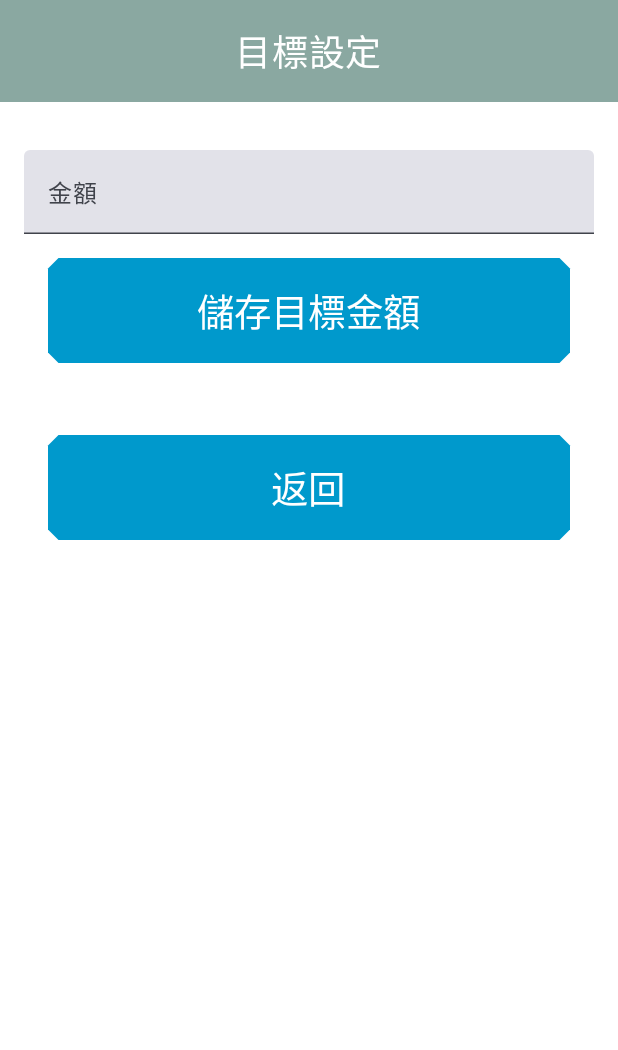
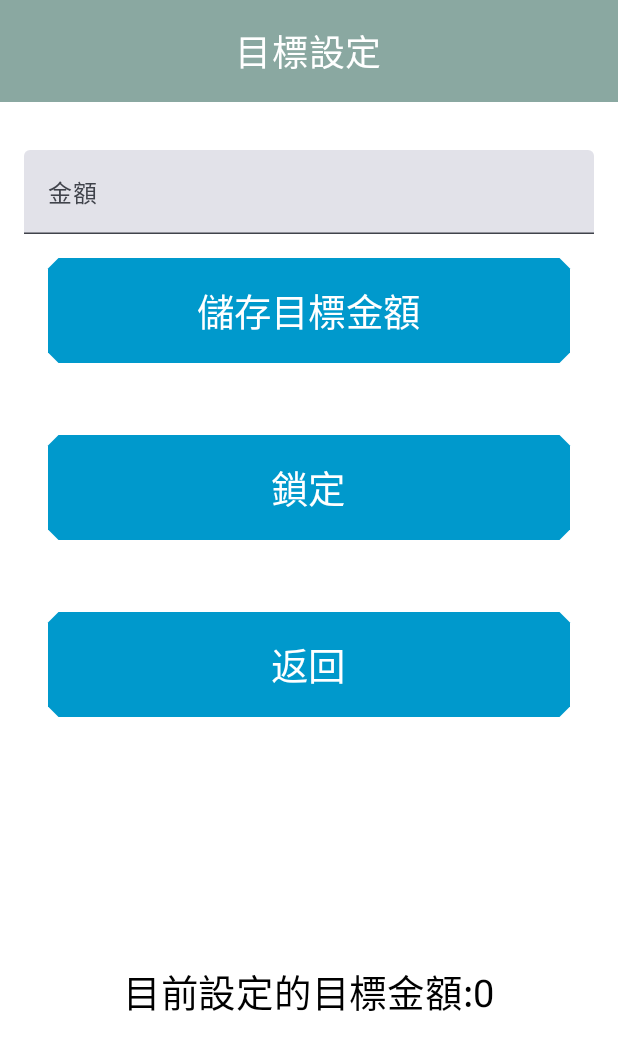
Before and after one commit to CuweiXD/AccountingAssistant, an Android app built with Jetpack Compose: the @Preview function PreviewSetGoal, on a phone screen of 412 x 824 dp. Shown: the top 1050 px of the screen. Run offline under Robolectric (Android 15) with nearby library versions, the phone set to English and light mode, and no system bars.

Commit message:
12/31 Update

```diff
--- a/app/src/main/java/com/example/finalproject/MainActivity.kt
+++ b/app/src/main/java/com/example/finalproject/MainActivity.kt
@@ -65,6 +65,7 @@ import androidx.lifecycle.viewmodel.compose.viewModel
 import androidx.compose.foundation.Image
 import androidx.compose.material3.HorizontalDivider
 import androidx.compose.material3.VerticalDivider
+import androidx.compose.runtime.LaunchedEffect
 import androidx.compose.ui.graphics.painter.Painter
 import androidx.compose.ui.layout.ContentScale
 
@@ -108,16 +109,46 @@ class ExpenseViewModel : ViewModel() {
     }
 }
 
-class GoalViewModel : ViewModel(){
+class GoalViewModel : ViewModel() {
     var goalAmount = mutableStateOf(0)
+    var isLocked = mutableStateOf(false)
+        private set
+    var currentAmount = mutableStateOf(0)
+        private set
+    var balance = mutableStateOf(0)
+        private set
+    var saveGoalAmount = mutableStateOf(0)
+
 
     fun setGoalAmount(amount: Int) {
         goalAmount.value = amount
-    }
-
-    fun getGoalAmount(): Int {
-        return goalAmount.value
-    }
+        saveGoalAmount.value = amount
+    }
+
+    fun getGoalAmount(): Int = goalAmount.value
+
+    fun lockGoal() {
+        isLocked.value = true
+    }
+
+    fun toggleLock() {
+        isLocked.value = !isLocked.value
+    }
+
+    fun updateCurrentAmount(totalIncome: Int, totalExpense: Int) {
+        balance.value = totalIncome - totalExpense
+        currentAmount.value = balance.value
+        checkUnlockCondition()
+    }
+
+
+    private fun checkUnlockCondition() {
+        if (currentAmount.value >= goalAmount.value) {
+            isLocked.value = false // 達標時自動解鎖
+        }
+    }
+
+
 }
 
 @Composable
@@ -259,7 +290,7 @@ fun AccountingAssistant(
                     horizontalAlignment = Alignment.CenterHorizontally
                 ) {
                     Button(
-                        onClick = { navController.navigate("setGoal")},
+                        onClick = { navController.navigate("setGoal") },
                         modifier = Modifier
                             .size(170.dp)
                             .padding(top = 16.dp),
@@ -300,8 +331,6 @@ fun AccountingAssistant(
         verticalArrangement = Arrangement.Bottom
     )
     {
-
-
 
 
         //Spacer(modifier = Modifier.height(50.dp))
@@ -521,6 +550,7 @@ fun IncomeFunction(navController: NavController, incomeViewModel: IncomeViewMode
             if (showDialog) {
                 EnterCheckDialog(
                     checkText = "確定輸入此金額與備註事項?",
+                    checkTitle = "",
                     onConfirmation = {
                         incomeViewModel.addIncome(incomeAmount, incomeNote)
                         incomeAmount = ""
@@ -786,6 +816,7 @@ fun ExpenseFunction(
             if (showDialog) {
                 EnterCheckDialog(
                     checkText = "確定輸入此金額與備註事項?",
+                    checkTitle = "",
                     onConfirmation = {
                         expenseViewModel.addExpense(expenseAmount, expenseNote)
                         expenseAmount = ""
@@ -845,18 +876,17 @@ fun BalanceDisplay(totalIncome: Int, totalExpense: Int, totalGoal: Int) {
     val balance = totalIncome - totalExpense
     val goal = totalGoal - balance
 
-    val TextDisplay = if(totalGoal == 0){
+    val TextDisplay = if (totalGoal == 0) {
         "未設定目標金額"
-    } else if(balance < totalGoal) {
+    } else if (balance < totalGoal) {
         "距離目標金額: NT\$ $goal"
-    }
-    else{
+    } else {
         "已達標"
     }
 
-    val TextDisplay2 = if(totalGoal == 0){
+    val TextDisplay2 = if (totalGoal == 0) {
         "當前設定目標金額: 未設定"
-    } else{
+    } else {
         "當前設定目標金額: NT\$ $totalGoal"
     }
 
@@ -946,7 +976,7 @@ fun DeleteDataPage(
 
             }
 
-            Column(){
+            Column() {
                 HorizontalDivider(thickness = 2.dp, color = Color.Black)
             }
 
@@ -999,7 +1029,7 @@ fun DeleteDataPage(
                 }
             }
 
-            Column(){
+            Column() {
                 HorizontalDivider(thickness = 2.dp, color = Color.Black)
             }
 
@@ -1018,7 +1048,7 @@ fun DeleteDataPage(
 
             }
 
-            Column(){
+            Column() {
                 HorizontalDivider(thickness = 2.dp, color = Color.Black)
             }
 
@@ -1087,6 +1117,7 @@ fun DeleteDataPage(
             if (showDialog) {
                 EnterCheckDialog(
                     checkText = "確定刪除所勾選的項目?",
+                    checkTitle = "",
                     onConfirmation = {
                         // 使用mutableStateListOf來保證與Compose狀態同步
                         val updatedIncomeList = incomeViewModel.incomeList.toMutableStateList()
@@ -1157,9 +1188,20 @@ fun DeleteDataPage(
 }
 
 @Composable
-fun EnterCheckDialog(onConfirmation: () -> Unit, onDismissRequest: () -> Unit, checkText: String) {
+fun EnterCheckDialog(
+    onConfirmation: () -> Unit,
+    onDismissRequest: () -> Unit,
+    checkText: String,
+    checkTitle: String
+) {
     AlertDialog(
-        text = { Text(text = checkText) },
+        title = {
+            Text(text = checkTitle)
+        },
+        text = {
+            Text(text = checkText)
+        },
+
 
         onDismissRequest = { onDismissRequest() },
         confirmButton = {
@@ -1331,9 +1373,30 @@ fun AllRecord(
 }
 
 @Composable
-fun SetGoal(navController: NavController,goalViewModel: GoalViewModel = viewModel()) {
-
+fun SetGoal(
+    navController: NavController,
+    incomeViewModel: IncomeViewModel = viewModel(),
+    expenseViewModel: ExpenseViewModel = viewModel(),
+    goalViewModel: GoalViewModel = viewModel()
+) {
+
+    //var goalAmount by remember { mutableStateOf("") }
+    val totalIncome = incomeViewModel.getTotalIncome()
+    val totalExpense = expenseViewModel.getTotalExpense()
+    val balance = totalIncome - totalExpense
+    var showDialog by remember { mutableStateOf(false) }
+    var showLockDialog by remember { mutableStateOf(false) }
+    var showErrorDialog by remember { mutableStateOf(false) }
+
+    // 更新餘額到 GoalViewModel 並檢查是否達標
+    LaunchedEffect(balance) {
+        goalViewModel.updateCurrentAmount(totalIncome, totalExpense)
+    }
+
+    val isLocked = goalViewModel.isLocked.value
     var goalAmount by remember { mutableStateOf("") }
+    val goalAmountInt = goalAmount.toIntOrNull() ?: 0
+    var savedGoalAmount by remember { mutableStateOf(0) }
 
     Box {
         Column(
@@ -1364,21 +1427,43 @@ fun SetGoal(navController: NavController,goalViewModel: GoalViewModel = viewMode
                 TextField(
                     value = goalAmount,
                     onValueChange = { newValue ->
-                        if (newValue.all { it.isDigit() }) goalAmount = newValue
-                    },
+                        if (!isLocked && newValue.all { it.isDigit() }) goalAmount = newValue
+                    },
+                    enabled = !isLocked,
                     modifier = Modifier.fillMaxWidth(),
                     placeholder = { Text("金額") }
                 )
 
-
-
-                Button(
-                    onClick = {
+                if (showDialog) {
+                    EnterCheckDialog(
+                        checkText = "確定輸入此目標金額?",
+                        checkTitle = "",
+                        onConfirmation = {
+
                             val amount = goalAmount.toIntOrNull() ?: 0
                             goalViewModel.setGoalAmount(amount)
-
-                        navController.popBackStack()
-                    },
+                            savedGoalAmount = amount
+                            goalAmount = ""
+
+                            showDialog = false
+                        },
+                        onDismissRequest = {
+
+                            showDialog = false
+                        }
+                    )
+                }
+
+
+
+                Button(
+
+                    onClick = {
+                        if (!isLocked) {
+                            showDialog = true
+                        }
+                    },
+                    enabled = !isLocked,
                     modifier = Modifier
                         .fillMaxWidth()
                         .padding(16.dp)
@@ -1392,7 +1477,64 @@ fun SetGoal(navController: NavController,goalViewModel: GoalViewModel = viewMode
                         color = Color.White
                     )
                 }
+
                 Spacer(modifier = Modifier.height(16.dp))
+
+                if (showLockDialog) {
+                    EnterCheckDialog(
+                        checkText = "鎖定後將無法變更目標金額，直至您達成目標金額，確認鎖定?",
+                        checkTitle = "最終確認",
+                        onConfirmation = {
+
+                            goalViewModel.lockGoal()
+
+                            showLockDialog = false
+                        },
+                        onDismissRequest = {
+
+                            showLockDialog = false
+                        }
+                    )
+                }
+
+                if (showErrorDialog) {
+                    EnterCheckDialog(
+                        checkText = "無法鎖定! 您的餘額大於所設定的目標金額",
+                        checkTitle = "錯誤",
+                        onConfirmation = {
+                            showErrorDialog = false
+                        },
+                        onDismissRequest = {
+                            showErrorDialog = false
+                        }
+                    )
+                }
+
+                Button(
+                    onClick = {
+                        if (balance > goalAmountInt) {
+                            showErrorDialog = true
+                        }
+                        else if(!isLocked){
+                            showLockDialog = true
+                        }
+                    },
+                    modifier = Modifier
+                        .fillMaxWidth()
+                        .padding(16.dp)
+                        .size(width = 350.dp, height = 70.dp),
+                    shape = CutCornerShape(10),
+                    colors = ButtonDefaults.buttonColors(Color(0xFF0099CC))
+                ) {
+                    Text(
+                        "鎖定",
+                        fontSize = 25.sp,
+                        color = Color.White
+                    )
+                }
+
+                Spacer(modifier = Modifier.height(16.dp))
+
                 Button(
                     onClick = { navController.popBackStack() },
                     modifier = Modifier
@@ -1408,7 +1550,31 @@ fun SetGoal(navController: NavController,goalViewModel: GoalViewModel = viewMode
                         color = Color.White
                     )
                 }
-            }
+
+                Spacer(modifier = Modifier.height(20.dp))
+                Column(
+                    modifier = Modifier.fillMaxSize(),
+                    verticalArrangement = Arrangement.Center,
+                    horizontalAlignment = Alignment.CenterHorizontally
+                    ) {
+                    Text(
+                        text = "目前設定的目標金額:" + savedGoalAmount,
+                        fontSize = 25.sp,
+                        color = Color.Black
+                    )
+
+                    if (isLocked) {
+                        Text(
+                            "已鎖定",
+                            fontSize = 25.sp,
+                            color = Color.Red
+                        )
+                    }
+                }
+
+            }
+
+
         }
     }
 }
@@ -1452,14 +1618,18 @@ fun SetGoal(navController: NavController,goalViewModel: GoalViewModel = viewMode
             )
         }
         composable("allRecord") {
-                AllRecord(navController, incomeViewModel,expenseViewModel)
+            AllRecord(navController, incomeViewModel, expenseViewModel)
         }
         composable("setGoal") {
-                SetGoal(navController, goalViewModel)
-            }
-        }
-    }
-
+            SetGoal(
+                navController = navController,
+                goalViewModel = goalViewModel,
+                incomeViewModel = incomeViewModel,
+                expenseViewModel = expenseViewModel
+            )
+        }
+    }
+}
 
 
 @Preview(showBackground = true)
```
Lines whose indentation alone changed are shown as unchanged.
